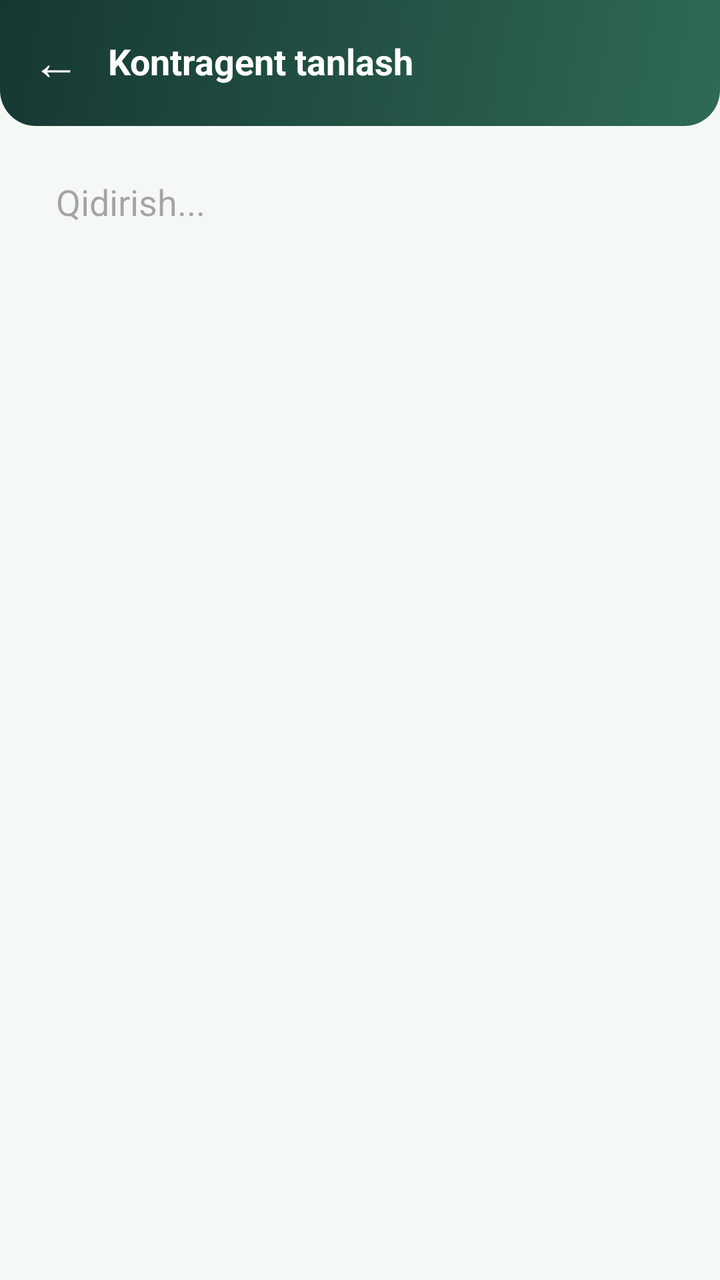
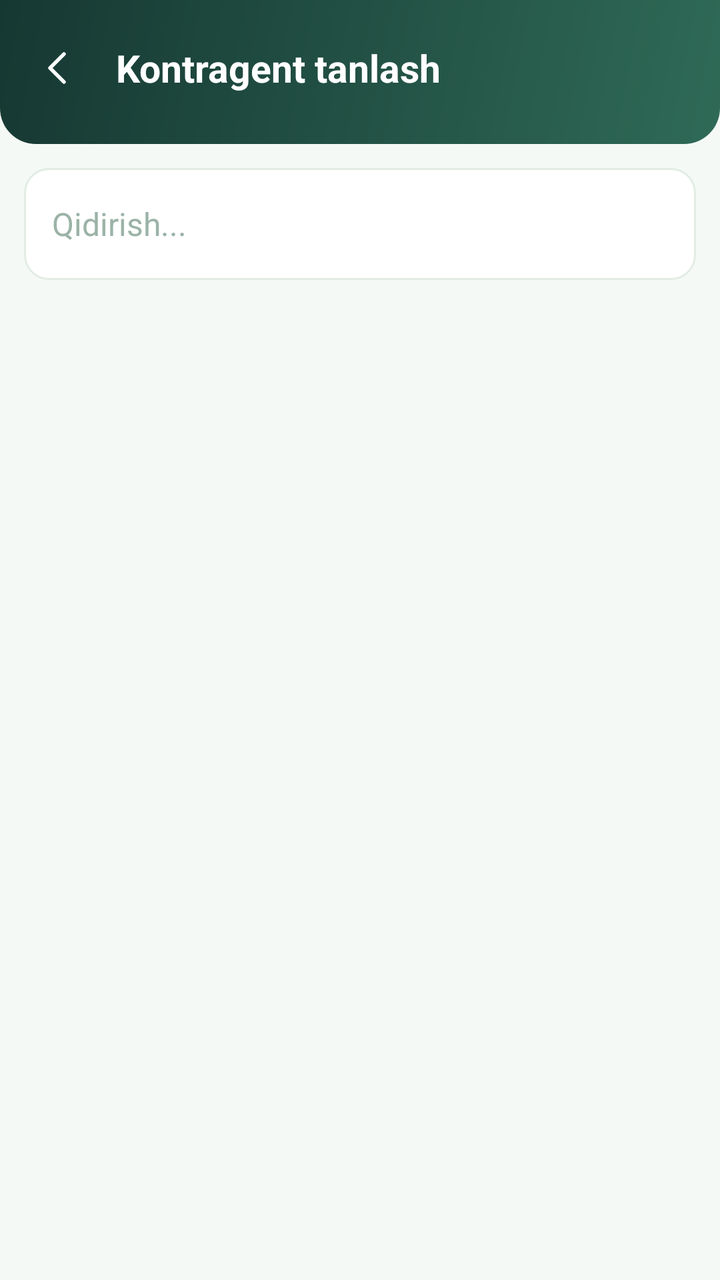

Compare the two renders of this Android layout. The source of the first and the diff that turns it into the second are given below.
<!-- AndroidManifest.xml: application theme Theme.SevimliTZD -->
<!-- res/layout/activity_counterparty.xml -->
<?xml version="1.0" encoding="utf-8"?>
<LinearLayout xmlns:android="http://schemas.android.com/apk/res/android"
    xmlns:app="http://schemas.android.com/apk/res-auto"
    android:layout_width="match_parent"
    android:layout_height="match_parent"
    android:orientation="vertical"
    android:background="@color/bg_light">

    <LinearLayout
        android:layout_width="match_parent"
        android:layout_height="wrap_content"
        android:orientation="horizontal"
        android:gravity="center_vertical"
        android:background="@drawable/bg_header"
        android:paddingStart="16dp"
        android:paddingEnd="16dp"
        android:paddingTop="14dp"
        android:paddingBottom="16dp">

        <TextView
            android:id="@+id/btnBack"
            android:layout_width="wrap_content"
            android:layout_height="wrap_content"
            android:text="←"
            android:textColor="@color/white"
            android:textSize="24sp"
            android:paddingEnd="14dp" />

        <TextView
            android:layout_width="wrap_content"
            android:layout_height="wrap_content"
            android:text="Kontragent tanlash"
            android:textColor="@color/white"
            android:textSize="18sp"
            android:textStyle="bold" />
    </LinearLayout>

    <EditText
        android:id="@+id/search"
        android:layout_width="match_parent"
        android:layout_height="52dp"
        android:layout_margin="12dp"
        android:hint="Qidirish..."
        android:inputType="text"
        android:background="@drawable/bg_chip"
        android:paddingStart="16dp"
        android:paddingEnd="16dp" />

    <ProgressBar
        android:id="@+id/loading"
        android:layout_width="30dp"
        android:layout_height="30dp"
        android:layout_gravity="center_horizontal"
        android:layout_marginTop="20dp"
        android:indeterminateTint="@color/brand"
        android:visibility="gone" />

    <ScrollView
        android:layout_width="match_parent"
        android:layout_height="0dp"
        android:layout_weight="1"
        android:overScrollMode="never">

        <LinearLayout
            android:id="@+id/list"
            android:layout_width="match_parent"
            android:layout_height="wrap_content"
            android:orientation="vertical"
            android:paddingStart="12dp"
            android:paddingEnd="12dp"
            android:paddingBottom="12dp" />
    </ScrollView>
</LinearLayout>
<!-- resources referenced by this layout -->
<resources>
  <color name="bg_light">#F5F9F6</color>
  <color name="brand">#235347</color>
  <color name="white">#FFFFFF</color>
  <!-- drawable bg_chip (drawable) -->
  <shape xmlns:android="http://schemas.android.com/apk/res/android" android:shape="rectangle">
      <solid android:color="@color/bg_light"/>
      <corners android:radius="8dp"/>
  </shape>
  <!-- drawable bg_header (drawable) -->
  <?xml version="1.0" encoding="utf-8"?>
  <shape xmlns:android="http://schemas.android.com/apk/res/android"
      android:shape="rectangle">
      <gradient
          android:angle="135"
          android:startColor="@color/brand_soft"
          android:endColor="@color/brand_dark" />
      <corners
          android:bottomLeftRadius="18dp"
          android:bottomRightRadius="18dp" />
  </shape>
  <style name="Theme.SevimliTZD" parent="Theme.Material3.Light.NoActionBar">
          <item name="colorPrimary">@color/brand</item>
          <item name="colorOnPrimary">@color/white</item>
          <item name="android:statusBarColor">@color/brand_dark</item>
          <item name="android:windowBackground">@color/bg_light</item>
          
          <item name="android:alertDialogTheme">@style/JamlovDialog</item>
      </style>
  <color name="brand_soft">#2F6A57</color>
  <color name="brand_dark">#163832</color>
  <!-- drawable j_dialog_bg (drawable) -->
  <?xml version="1.0" encoding="utf-8"?>
  <shape xmlns:android="http://schemas.android.com/apk/res/android" android:shape="rectangle">
      <solid android:color="@color/white"/>
      <corners android:radius="20dp"/>
  </shape>
  <color name="text_dark">#051F20</color>
  <style name="JamlovDialogTitle" parent="android:TextAppearance.Material.DialogWindowTitle">
          <item name="android:textSize">19sp</item>
          <item name="android:textStyle">bold</item>
          <item name="android:textColor">@color/text_dark</item>
      </style>
  <style name="JamlovDialogBtn" parent="android:Widget.Material.Button.Borderless.Colored">
          <item name="android:textColor">@color/brand</item>
          <item name="android:textSize">16sp</item>
          <item name="android:textStyle">bold</item>
          <item name="android:textAllCaps">false</item>
          <item name="android:minHeight">52dp</item>
          <item name="android:minWidth">92dp</item>
      </style>
  <!-- unchanged entries left out for length: 1 -->
</resources>

<!-- the commit's change to res/layout/activity_counterparty.xml (unified diff, before → after) -->
@@ -12,46 +12,52 @@
         android:orientation="horizontal"
         android:gravity="center_vertical"
         android:background="@drawable/bg_header"
-        android:paddingStart="16dp"
-        android:paddingEnd="16dp"
-        android:paddingTop="14dp"
-        android:paddingBottom="16dp">
+        android:paddingStart="6dp"
+        android:paddingEnd="8dp"
+        android:paddingTop="10dp"
+        android:paddingBottom="14dp">
 
-        <TextView
+        <ImageView
             android:id="@+id/btnBack"
-            android:layout_width="wrap_content"
+            android:layout_width="48dp"
+            android:layout_height="48dp"
+            android:padding="12dp"
+            android:src="@drawable/j_ic_back"
+            app:tint="@color/white"
+            android:background="?attr/selectableItemBackgroundBorderless"
+            android:contentDescription="Orqaga" />
+
+        <LinearLayout
+            android:layout_width="0dp"
             android:layout_height="wrap_content"
-            android:text="←"
-            android:textColor="@color/white"
-            android:textSize="24sp"
-            android:paddingEnd="14dp" />
+            android:layout_weight="1"
+            android:layout_marginStart="4dp"
+            android:orientation="vertical">
 
-        <TextView
-            android:layout_width="wrap_content"
-            android:layout_height="wrap_content"
-            android:text="Kontragent tanlash"
-            android:textColor="@color/white"
-            android:textSize="18sp"
-            android:textStyle="bold" />
+            <TextView
+                style="@style/J.HeadTitle"
+                android:text="Kontragent tanlash" />
+        </LinearLayout>
+
     </LinearLayout>
 
     <EditText
         android:id="@+id/search"
-        android:layout_width="match_parent"
-        android:layout_height="52dp"
-        android:layout_margin="12dp"
+        style="@style/J.Field"
+        android:layout_marginStart="12dp"
+        android:layout_marginEnd="12dp"
+        android:layout_marginTop="12dp"
         android:hint="Qidirish..."
         android:inputType="text"
-        android:background="@drawable/bg_chip"
-        android:paddingStart="16dp"
-        android:paddingEnd="16dp" />
+        android:imeOptions="actionSearch"
+        android:importantForAutofill="no" />
 
     <ProgressBar
         android:id="@+id/loading"
         android:layout_width="30dp"
         android:layout_height="30dp"
         android:layout_gravity="center_horizontal"
-        android:layout_marginTop="20dp"
+        android:layout_margin="12dp"
         android:indeterminateTint="@color/brand"
         android:visibility="gone" />
 
@@ -66,8 +72,8 @@
             android:layout_width="match_parent"
             android:layout_height="wrap_content"
             android:orientation="vertical"
-            android:paddingStart="12dp"
-            android:paddingEnd="12dp"
-            android:paddingBottom="12dp" />
+            android:paddingStart="14dp"
+            android:paddingEnd="14dp"
+            android:paddingBottom="14dp" />
     </ScrollView>
 </LinearLayout>
<!-- resource entries referenced after the edit -->
@@ -3,11 +3,6 @@
   <color name="bg_light">#F5F9F6</color>
   <color name="brand">#235347</color>
   <color name="white">#FFFFFF</color>
-  <!-- drawable bg_chip (drawable) -->
-  <shape xmlns:android="http://schemas.android.com/apk/res/android" android:shape="rectangle">
-      <solid android:color="@color/bg_light"/>
-      <corners android:radius="8dp"/>
-  </shape>
   <!-- drawable bg_header (drawable) -->
   <?xml version="1.0" encoding="utf-8"?>
   <shape xmlns:android="http://schemas.android.com/apk/res/android"
@@ -20,6 +15,31 @@
           android:bottomLeftRadius="18dp"
           android:bottomRightRadius="18dp" />
   </shape>
+  <!-- drawable j_ic_back (drawable) -->
+  <vector xmlns:android="http://schemas.android.com/apk/res/android"
+      android:width="24dp" android:height="24dp"
+      android:viewportWidth="24" android:viewportHeight="24"
+      android:tint="@color/brand">
+      <path android:pathData="M14,5 L7,12 L14,19" android:strokeColor="#FF000000" android:strokeWidth="1.8" android:strokeLineCap="round" android:strokeLineJoin="round" android:fillColor="#00000000"/>
+  </vector>
+  <style name="J.Field" parent="">
+          <item name="android:layout_width">match_parent</item>
+          <item name="android:layout_height">56dp</item>
+          <item name="android:background">@drawable/j_field</item>
+          <item name="android:paddingStart">14dp</item>
+          <item name="android:paddingEnd">14dp</item>
+          <item name="android:textSize">16sp</item>
+          <item name="android:textColor">@color/text_dark</item>
+          <item name="android:textColorHint">#9BB3A7</item>
+          <item name="android:maxLines">1</item>
+      </style>
+  <style name="J.HeadTitle" parent="">
+          <item name="android:layout_width">wrap_content</item>
+          <item name="android:layout_height">wrap_content</item>
+          <item name="android:textSize">19sp</item>
+          <item name="android:textStyle">bold</item>
+          <item name="android:textColor">@color/white</item>
+      </style>
   <style name="Theme.SevimliTZD" parent="Theme.Material3.Light.NoActionBar">
           <item name="colorPrimary">@color/brand</item>
           <item name="colorOnPrimary">@color/white</item>
@@ -30,6 +50,11 @@
       </style>
   <color name="brand_soft">#2F6A57</color>
   <color name="brand_dark">#163832</color>
+  <!-- drawable j_field (drawable) -->
+  <shape xmlns:android="http://schemas.android.com/apk/res/android" android:shape="rectangle">
+      <solid android:color="@color/white"/>
+      <corners android:radius="12dp"/>
+      <stroke android:width="1dp" android:color="@color/card_stroke"/></shape>
   <!-- drawable j_dialog_bg (drawable) -->
   <?xml version="1.0" encoding="utf-8"?>
   <shape xmlns:android="http://schemas.android.com/apk/res/android" android:shape="rectangle">
@@ -37,6 +62,7 @@
       <corners android:radius="20dp"/>
   </shape>
   <color name="text_dark">#051F20</color>
+  <color name="card_stroke">#E2ECE5</color>
   <style name="JamlovDialogTitle" parent="android:TextAppearance.Material.DialogWindowTitle">
           <item name="android:textSize">19sp</item>
           <item name="android:textStyle">bold</item>
